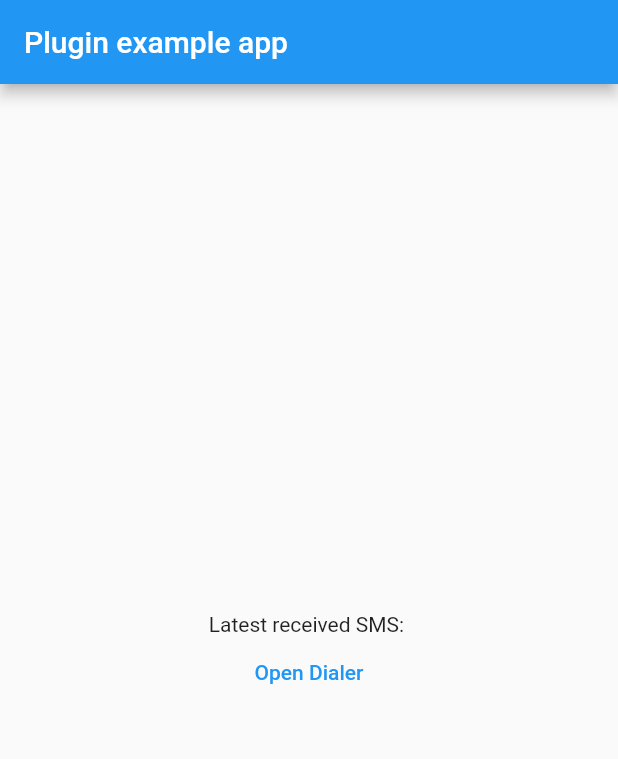
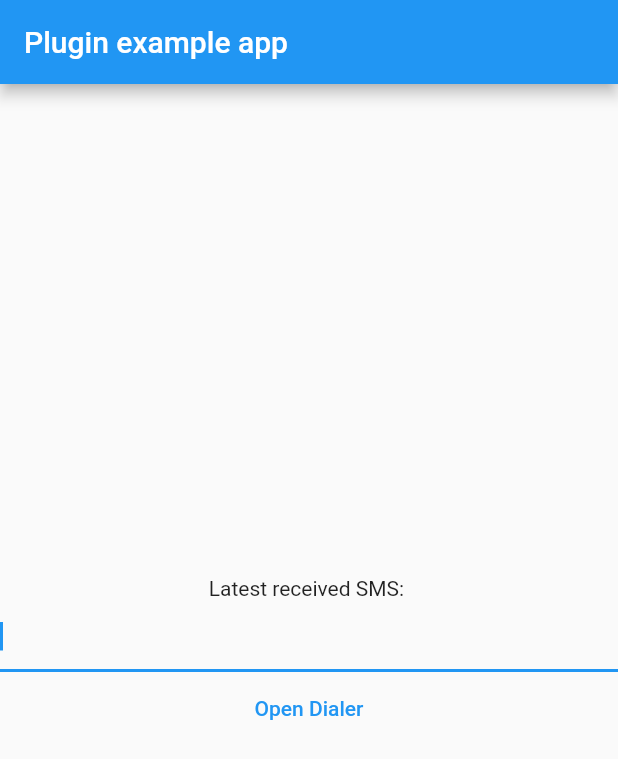
Before and after one commit to Jon-MC-dev/flutter-sms-receiver, a Flutter app: the screen it shows after launch, on a phone screen of 412 x 824 dp. Shown: the top 759 px of the screen. Run offline on Flutter 3.47's test engine with Material 2 defaults, Android fonts, the phone set to English and light mode, and no system bars; missing offline and left inert: telephony.

Commit message:
entrada de texto

```diff
--- a/lib/main.dart
+++ b/lib/main.dart
@@ -19,11 +19,13 @@ class MyApp extends StatefulWidget {
 class _MyAppState extends State<MyApp> {
   String _message = "";
   final telephony = Telephony.instance;
+  final controller = TextEditingController();
 
   @override
   void initState() {
 
     super.initState();
+
     initPlatformState();
   }
 
@@ -32,6 +34,7 @@ class _MyAppState extends State<MyApp> {
     print(message);
     setState(() {
       _message = message.body ?? "Error reading message body.";
+      controller.text = _message;
     });
   }
 
@@ -72,6 +75,11 @@ class _MyAppState extends State<MyApp> {
         mainAxisAlignment: MainAxisAlignment.center,
         children: [
           Center(child: Text("Latest received SMS: $_message")),
+          TextField(
+            controller: controller,
+            autofocus: true,
+          ),
+
           TextButton(
               onPressed: () async {
                 await telephony.openDialer("123413453");
```
